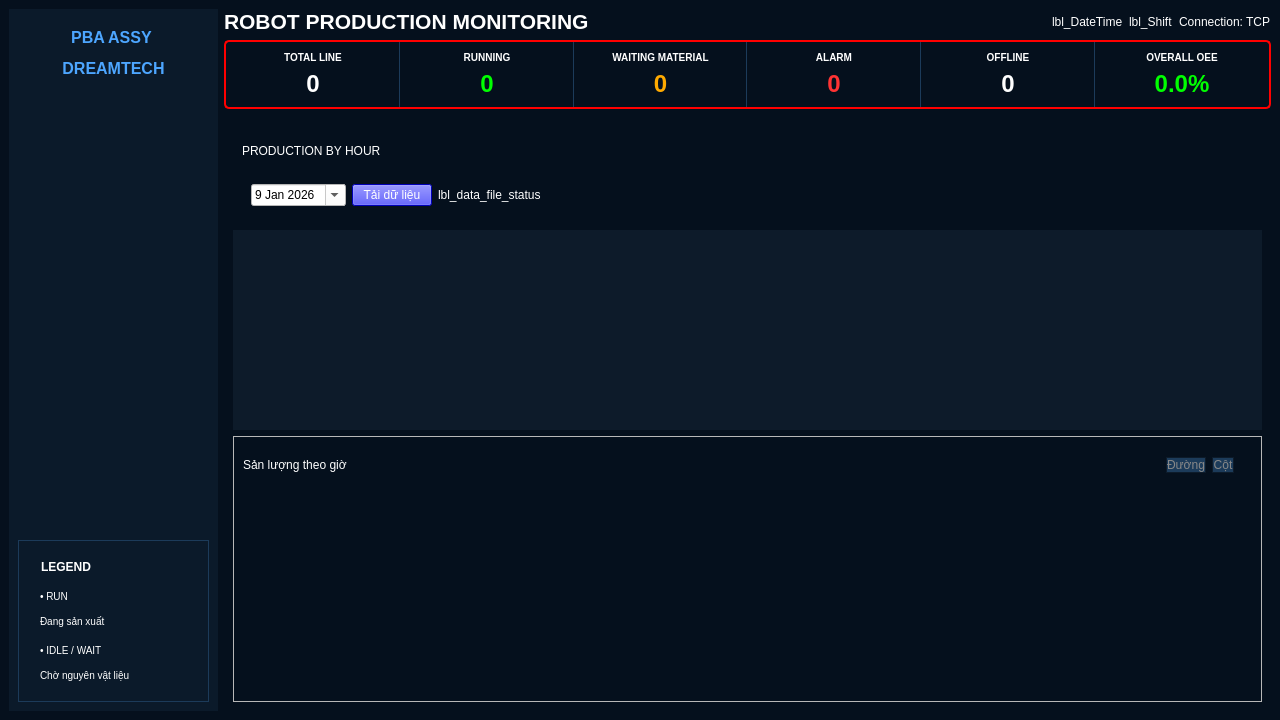
Before: the Qt Designer form views/main_window.ui in Thinhngua1/MINI_PC_WIN7_full_UI, drawn with Qt 5.
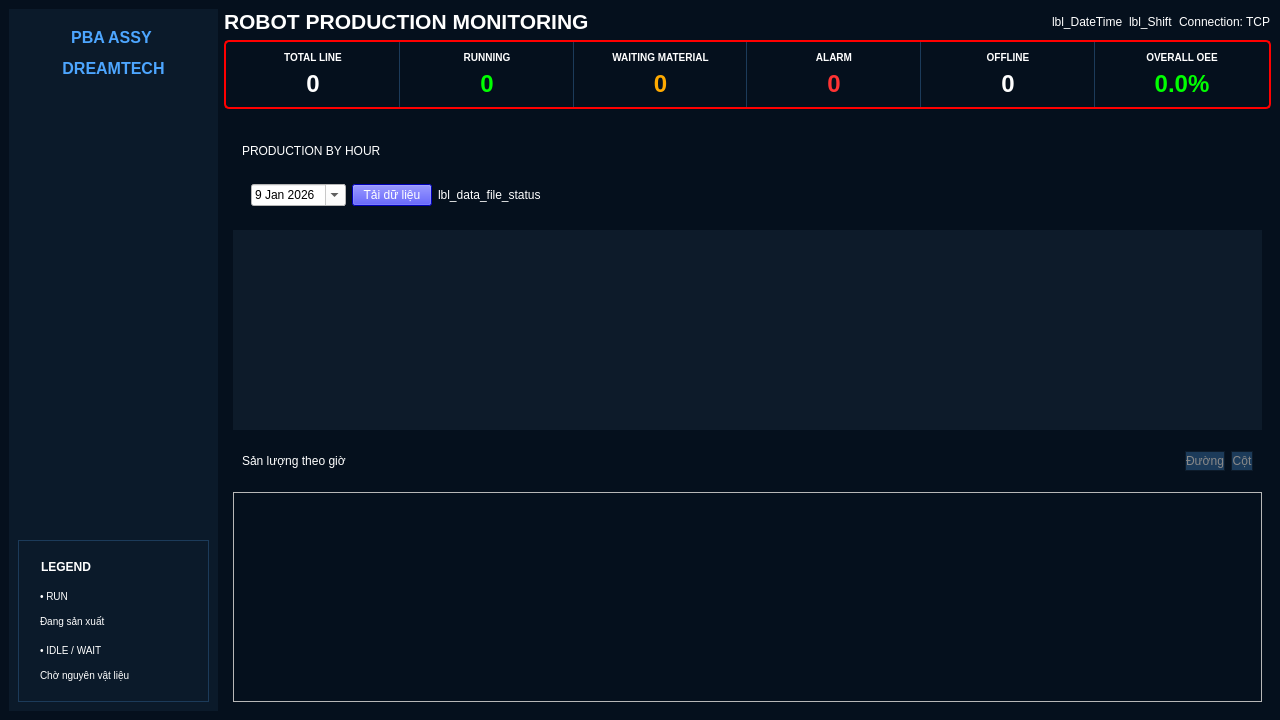
After: the same form once the commit is applied. The open tabs and pages were chosen to show the change.

```diff
--- a/views/main_window.ui
+++ b/views/main_window.ui
@@ -726,21 +726,12 @@
            </widget>
           </item>
           <item>
-           <widget class="QFrame" name="frame_chart">
-            <property name="frameShape">
-             <enum>QFrame::StyledPanel</enum>
-            </property>
-            <property name="frameShadow">
-             <enum>QFrame::Raised</enum>
-            </property>
             <widget class="QWidget" name="widget_3" native="true">
-             <property name="geometry">
-              <rect>
-               <x>10</x>
-               <y>10</y>
-               <width>991</width>
-               <height>38</height>
-              </rect>
+            <property name="maximumSize">
+             <size>
+              <width>16777215</width>
+              <height>50</height>
+             </size>
              </property>
              <layout class="QHBoxLayout" name="horizontalLayout_2">
               <item>
@@ -754,7 +745,7 @@
                 <property name="maximumSize">
                  <size>
                   <width>300</width>
-                  <height>16777215</height>
+                 <height>20</height>
                  </size>
                 </property>
                 <property name="text">
@@ -777,6 +768,12 @@
               </item>
               <item>
                <widget class="QPushButton" name="btn_chart_line">
+               <property name="maximumSize">
+                <size>
+                 <width>16777215</width>
+                 <height>20</height>
+                </size>
+               </property>
                 <property name="styleSheet">
                  <string notr="true">/* Khi nút KHÔNG được bấm (Trạng thái tối) */
 QPushButton {
@@ -798,6 +795,12 @@
               </item>
               <item>
                <widget class="QPushButton" name="btn_chart_bar">
+               <property name="maximumSize">
+                <size>
+                 <width>16777215</width>
+                 <height>20</height>
+                </size>
+               </property>
                 <property name="styleSheet">
                  <string notr="true">/* Khi nút KHÔNG được bấm (Trạng thái tối) */
 QPushButton {
@@ -819,6 +822,15 @@
               </item>
              </layout>
             </widget>
+          </item>
+          <item>
+           <widget class="QFrame" name="frame_chart">
+            <property name="frameShape">
+             <enum>QFrame::StyledPanel</enum>
+            </property>
+            <property name="frameShadow">
+             <enum>QFrame::Raised</enum>
+            </property>
            </widget>
           </item>
          </layout>
```
Left out of the diff: 2 changed lines with no effect on the pictures. Lines whose indentation alone changed are shown as unchanged.
